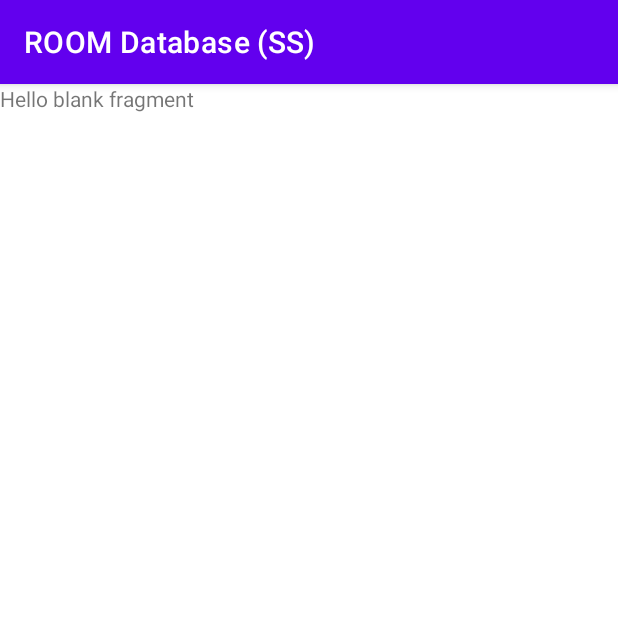
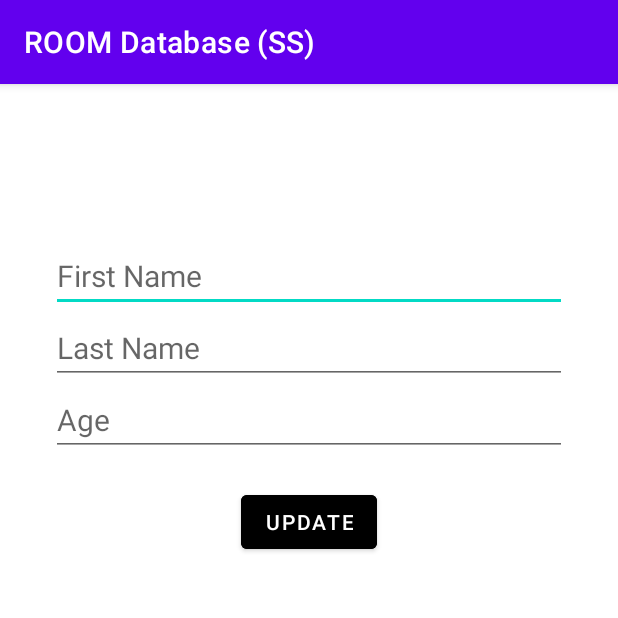
Before and after one commit to judahben149/ROOM_Database_SS, an Android app: the fragment UpdateFragment shown on its own in the app's theme, on a phone screen of 412 x 824 dp, the top half of it. Run offline under Robolectric (Android 15) with nearby library versions, the phone set to English and light mode, and no system bars; our stand-ins replace Room's generated code; 4 statements that could not run were skipped.

Commit message:
ch - added logic to update users in a database

```diff
--- a/app/src/main/java/com/example/roomdatabasess/data/UserDao.kt
+++ b/app/src/main/java/com/example/roomdatabasess/data/UserDao.kt
@@ -1,10 +1,7 @@
 package com.example.roomdatabasess.data
 
 import androidx.lifecycle.LiveData
-import androidx.room.Dao
-import androidx.room.Insert
-import androidx.room.OnConflictStrategy
-import androidx.room.Query
+import androidx.room.*
 import com.example.roomdatabasess.model.User
 
 @Dao
@@ -14,4 +11,7 @@ interface UserDao {
 
     @Query("SELECT * FROM user_table ORDER BY id ASC")
     fun readAllData(): LiveData<List<User>>
+
+    @Update
+    suspend fun updateUser(user: User)
 }
--- a/app/src/main/java/com/example/roomdatabasess/fragments/add/AddFragment.kt
+++ b/app/src/main/java/com/example/roomdatabasess/fragments/add/AddFragment.kt
@@ -20,6 +20,7 @@ import kotlinx.android.synthetic.main.fragment_add.view.*
 class AddFragment : Fragment() {
 
     private lateinit var mUserViewModel: UserViewModel
+
     override fun onCreateView(
         inflater: LayoutInflater, container: ViewGroup?,
         savedInstanceState: Bundle?
--- a/app/src/main/java/com/example/roomdatabasess/model/User.kt
+++ b/app/src/main/java/com/example/roomdatabasess/model/User.kt
@@ -1,8 +1,11 @@
 package com.example.roomdatabasess.model
 
+import android.os.Parcelable
 import androidx.room.Entity
 import androidx.room.PrimaryKey
+import kotlinx.android.parcel.Parcelize
 
+@Parcelize
 @Entity(tableName = "user_table")
 data class User (
     @PrimaryKey(autoGenerate = true)
@@ -10,4 +13,4 @@ data class User (
     val firstName: String,
     val lastName: String,
     val age: Int
-        )
+        ): Parcelable
--- a/app/src/main/java/com/example/roomdatabasess/repository/UserRepository.kt
+++ b/app/src/main/java/com/example/roomdatabasess/repository/UserRepository.kt
@@ -11,4 +11,8 @@ class UserRepository(private val userDao: UserDao) {
     suspend fun addUser(user: User) {
         userDao.addUser(user)
     }
+
+    suspend fun updateUser(user: User) {
+        userDao.updateUser(user)
+    }
 }
--- a/app/src/main/java/com/example/roomdatabasess/viewmodel/UserViewModel.kt
+++ b/app/src/main/java/com/example/roomdatabasess/viewmodel/UserViewModel.kt
@@ -26,4 +26,10 @@ class UserViewModel(application: Application): AndroidViewModel(application) {
             repository.addUser(user)
         }
     }
+
+    fun updateUser(user: User) {
+        viewModelScope.launch(Dispatchers.IO) {
+            repository.updateUser(user)
+        }
+    }
 }
--- a/app/src/main/res/layout/custom_row.xml
+++ b/app/src/main/res/layout/custom_row.xml
@@ -3,7 +3,8 @@
     xmlns:app="http://schemas.android.com/apk/res-auto"
     android:layout_width="match_parent"
     android:layout_height="wrap_content"
-    android:padding="20dp">
+    android:padding="20dp"
+    android:id="@+id/rowLayout">
 
     <TextView
         android:id="@+id/tvId"
--- a/app/src/main/res/layout/fragment_add.xml
+++ b/app/src/main/res/layout/fragment_add.xml
@@ -4,7 +4,8 @@
     xmlns:tools="http://schemas.android.com/tools"
     android:layout_width="match_parent"
     android:layout_height="match_parent"
-    tools:context=".fragments.add.AddFragment">
+    tools:context=".fragments.add.AddFragment"
+    android:padding="24dp">
 
     <EditText
         android:layout_marginTop="80dp"
@@ -17,8 +18,7 @@
         android:textSize="20sp"
         app:layout_constraintEnd_toEndOf="parent"
         app:layout_constraintStart_toStartOf="parent"
-        app:layout_constraintTop_toTopOf="parent"
-        android:autofillHints="" />
+        app:layout_constraintTop_toTopOf="parent" />
 
     <EditText
         android:id="@+id/etLastName"
--- a/app/src/main/res/layout/fragment_update.xml
+++ b/app/src/main/res/layout/fragment_update.xml
@@ -1,14 +1,58 @@
 <?xml version="1.0" encoding="utf-8"?>
-<FrameLayout xmlns:android="http://schemas.android.com/apk/res/android"
+<androidx.constraintlayout.widget.ConstraintLayout xmlns:android="http://schemas.android.com/apk/res/android"
+    xmlns:app="http://schemas.android.com/apk/res-auto"
     xmlns:tools="http://schemas.android.com/tools"
     android:layout_width="match_parent"
     android:layout_height="match_parent"
-    tools:context=".fragments.update.UpdateFragment">
+    android:padding="24dp"
+    tools:context=".UpdateFragment">
 
-    <!-- TODO: Update blank fragment layout -->
-    <TextView
+    <EditText
+        android:id="@+id/etUpdateFirstName"
         android:layout_width="match_parent"
-        android:layout_height="match_parent"
-        android:text="@string/hello_blank_fragment" />
+        android:layout_height="wrap_content"
+        android:layout_marginHorizontal="10dp"
+        android:layout_marginTop="80dp"
+        android:hint="@string/first_name"
+        android:inputType="text"
+        android:textSize="20sp"
+        app:layout_constraintEnd_toEndOf="parent"
+        app:layout_constraintStart_toStartOf="parent"
+        app:layout_constraintTop_toTopOf="parent" />
 
-</FrameLayout>
+    <EditText
+        android:id="@+id/etUpdateLastName"
+        android:layout_width="match_parent"
+        android:layout_height="wrap_content"
+        android:layout_marginHorizontal="10dp"
+        android:hint="@string/last_name"
+        android:inputType="text"
+        android:textSize="20sp"
+        app:layout_constraintEnd_toEndOf="parent"
+        app:layout_constraintStart_toStartOf="parent"
+        app:layout_constraintTop_toBottomOf="@id/etUpdateFirstName" />
+
+    <EditText
+        android:id="@+id/etUpdateAge"
+        android:layout_width="match_parent"
+        android:layout_height="wrap_content"
+        android:layout_marginHorizontal="10dp"
+        android:hint="@string/age"
+        android:inputType="number"
+        android:textSize="20sp"
+        app:layout_constraintEnd_toEndOf="parent"
+        app:layout_constraintStart_toStartOf="parent"
+        app:layout_constraintTop_toBottomOf="@id/etUpdateLastName" />
+
+    <Button
+        android:id="@+id/btnUpdate"
+        android:layout_width="wrap_content"
+        android:layout_height="wrap_content"
+        android:layout_marginTop="20dp"
+        android:backgroundTint="@color/black"
+        android:text="@string/update"
+        app:layout_constraintEnd_toEndOf="parent"
+        app:layout_constraintStart_toStartOf="parent"
+        app:layout_constraintTop_toBottomOf="@+id/etUpdateAge" />
+
+</androidx.constraintlayout.widget.ConstraintLayout>
--- a/app/src/main/res/values-night/strings.xml
+++ b/app/src/main/res/values-night/strings.xml
@@ -4,4 +4,5 @@
     <string name="last_name">Last Name</string>
     <string name="age">Age</string>
     <string name="add">Add</string>
+    <string name="update">Update</string>
 </resources>
--- a/app/src/main/res/values/strings.xml
+++ b/app/src/main/res/values/strings.xml
@@ -6,4 +6,5 @@
     <string name="last_name">Last Name</string>
     <string name="age">Age</string>
     <string name="add">Add</string>
+    <string name="update">Update</string>
 </resources>
```
Also changed, not shown: app/src/main/java/com/example/roomdatabasess/fragments/list/ListAdapter.kt (+6 -1 lines), app/src/main/java/com/example/roomdatabasess/fragments/update/UpdateFragment.kt (+36 -0 lines), app/src/main/res/navigation/my_nav.xml (+15 -0 lines).
